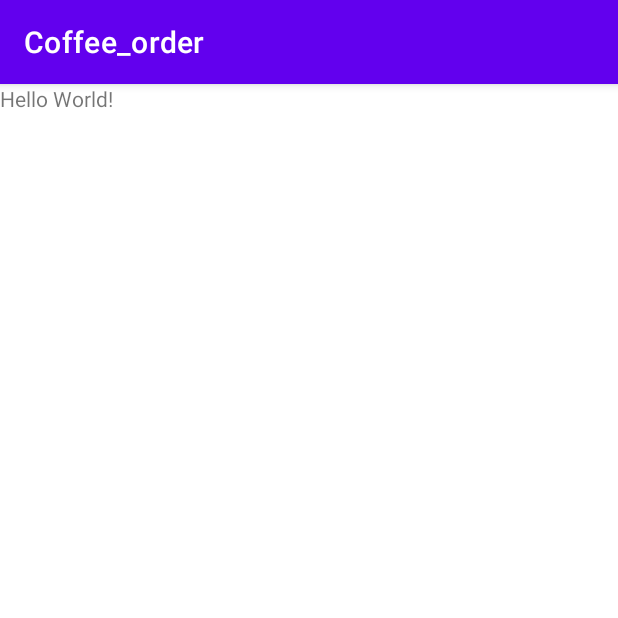
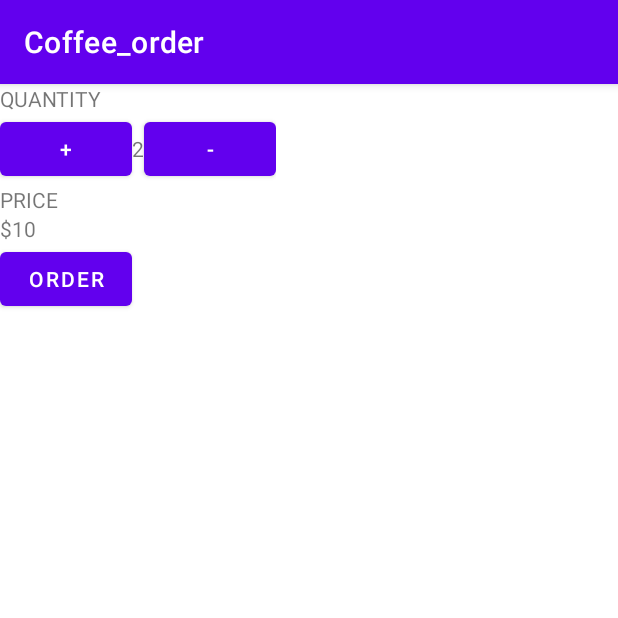
Before and after one commit to Dorababupc/SafetyBand, an Android app: the screen it shows after launch (MainActivity), on a phone screen of 412 x 824 dp, the top half of it. Run offline under Robolectric (Android 15) with nearby library versions, the phone set to English and light mode, and no system bars.

Commit message:
Adding all the views

```diff
--- a/app/src/main/res/layout/activity_main.xml
+++ b/app/src/main/res/layout/activity_main.xml
@@ -3,12 +3,44 @@
     xmlns:app="http://schemas.android.com/apk/res-auto"
     xmlns:tools="http://schemas.android.com/tools"
     android:layout_width="match_parent"
+    android:orientation="vertical"
     android:layout_height="match_parent"
     tools:context=".MainActivity">
 
     <TextView
         android:layout_width="wrap_content"
         android:layout_height="wrap_content"
-        android:text="Hello World!"/>
-
+        android:text="quantity"
+        android:textAllCaps="true" />
+    <LinearLayout
+        android:layout_width="wrap_content"
+        android:layout_height="wrap_content"
+        android:orientation="horizontal">
+        <Button
+            android:layout_width="wrap_content"
+            android:layout_height="wrap_content"
+            android:text="+"/>
+        <TextView
+            android:layout_width="wrap_content"
+            android:layout_height="wrap_content"
+            android:text="2"/>
+        <Button
+            android:layout_width="wrap_content"
+            android:layout_height="wrap_content"
+            android:text="-"/>
+    </LinearLayout>
+    <TextView
+        android:layout_width="wrap_content"
+        android:layout_height="wrap_content"
+        android:text="price"
+        android:textAllCaps="true" />
+    <TextView
+        android:layout_width="wrap_content"
+        android:layout_height="wrap_content"
+        android:text="$10"
+        android:textAllCaps="true" />
+    <Button
+        android:layout_width="wrap_content"
+        android:layout_height="wrap_content"
+        android:text="order"/>
 </LinearLayout>
```
